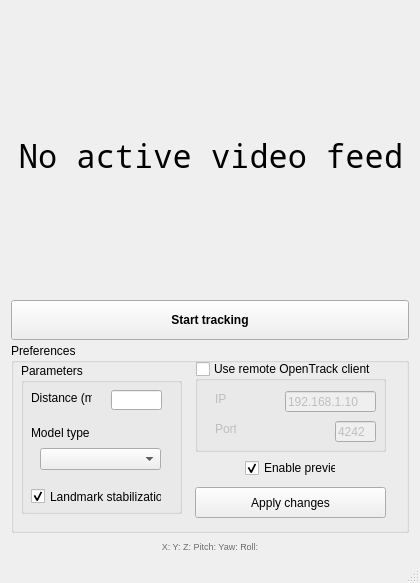
Old version of the form Client/src/view/MainWindow.ui in the repository AIRLegend/aitrack.
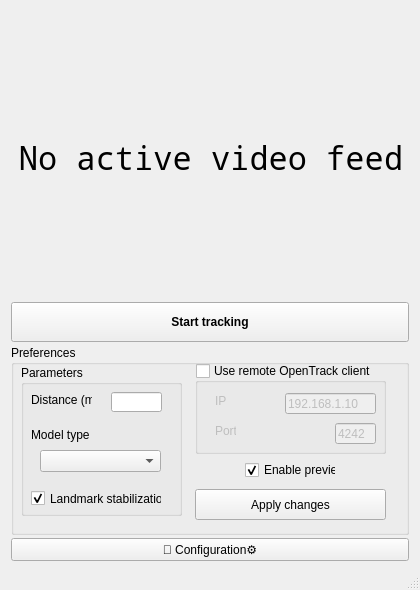
New version of the form. Icons and pictures are not drawn.

Commit message: Started to add a new window which will contain the programs configuration.

Patch:
```diff
--- a/Client/src/view/MainWindow.ui
+++ b/Client/src/view/MainWindow.ui
@@ -7,7 +7,7 @@
     <x>0</x>
     <y>0</y>
     <width>420</width>
-    <height>583</height>
+    <height>590</height>
    </rect>
   </property>
   <property name="sizePolicy">
@@ -439,15 +439,9 @@
        </widget>
       </item>
       <item>
-       <widget class="QLabel" name="trackerInfoLbl">
+       <widget class="QPushButton" name="btnConfig">
         <property name="text">
-         <string>&lt;html&gt;&lt;head/&gt;&lt;body&gt;&lt;p align=&quot;center&quot;&gt;&lt;span style=&quot; font-size:7pt; color:#6b6b6b;&quot;&gt;X: Y: Z: Pitch: Yaw: Roll:&lt;/span&gt;&lt;/p&gt;&lt;/body&gt;&lt;/html&gt;</string>
-        </property>
-        <property name="textFormat">
-         <enum>Qt::RichText</enum>
-        </property>
-        <property name="alignment">
-         <set>Qt::AlignCenter</set>
+         <string>🔧 Configuration⚙️</string>
         </property>
        </widget>
       </item>
```
The commit also changes 9 other files.
